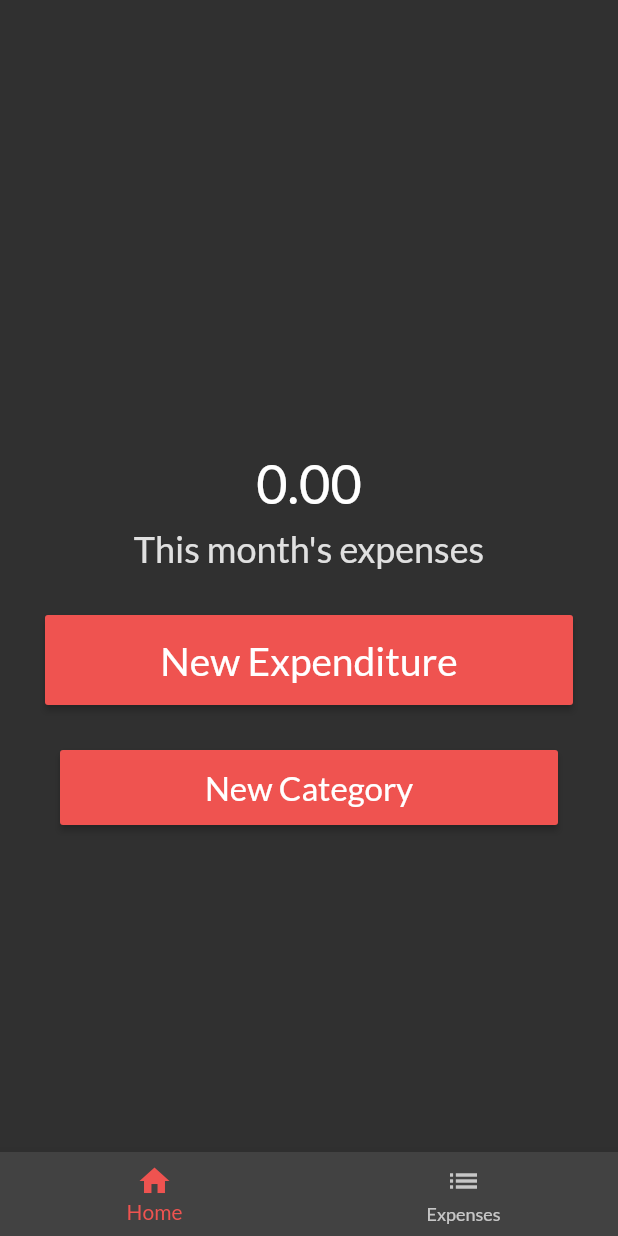
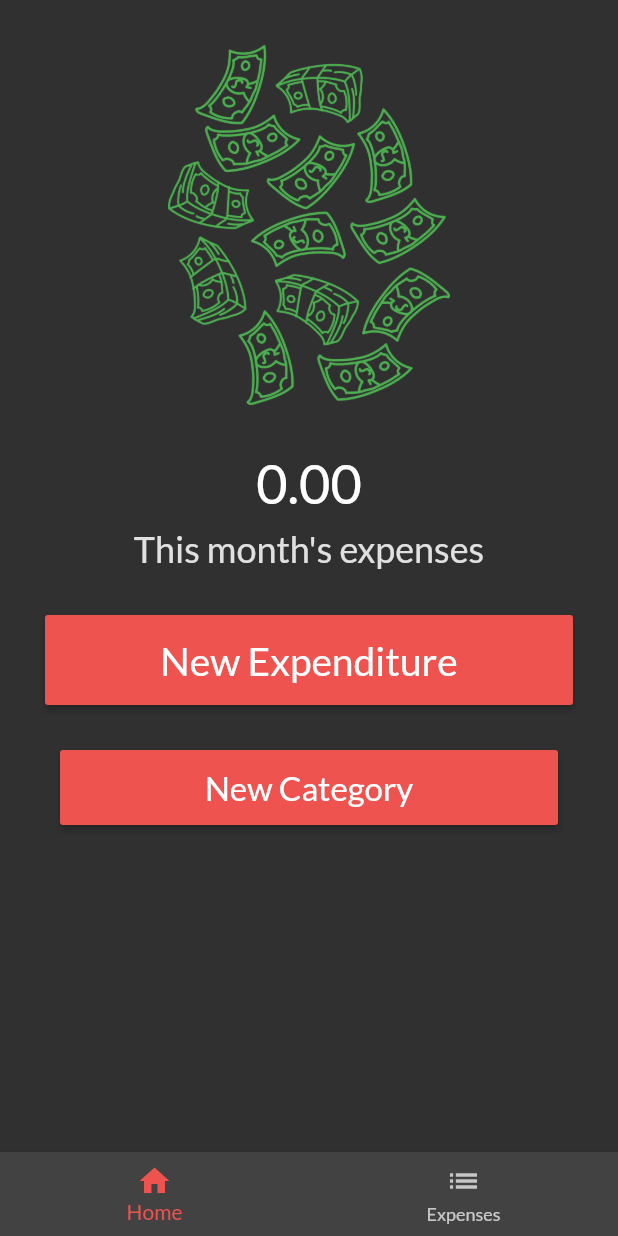
Before and after one commit to FirentisTFW/expenses-app-flutter, a Flutter app: the screen it shows after launch, on a phone screen of 412 x 824 dp. Run offline on Flutter 3.47's test engine with Material 2 defaults, Android fonts, the phone set to English and light mode, and no system bars; our stand-ins replace auto_route, charts_flutter, flutter_datetime_picker, flutter_hooks, flutter_icons, get_it and 5 more; missing offline and left inert: sqflite_migration_service; accounts and stored records are empty.

Commit message:
Added picture which is shown when no expenditures are added yet in current month.

```diff
--- a/lib/ui/views/this_month_chart/this_month_chart_view.dart
+++ b/lib/ui/views/this_month_chart/this_month_chart_view.dart
@@ -52,8 +52,12 @@ class _ThisMonthExpensesChart extends ViewModelWidget<ThisMonthChartViewModel> {
             child: ExpensesPieChart.buildFromData(initialData: model.data),
           )
         : Container(
+            padding: const EdgeInsets.all(30),
             height: 300,
-            // TODO: some kind of picture
+            child: Image.asset(
+              'assets/images/no_expenses.png',
+              color: Colors.green,
+            ),
           );
   }
 }
--- a/pubspec.yaml
+++ b/pubspec.yaml
@@ -65,6 +65,7 @@ flutter:
   # To add assets to your application, add an assets section, like this:
   assets:
     - assets/sql/
+    - assets/images/
 
   # An image asset can refer to one or more resolution-specific "variants", see
   # https://flutter.dev/assets-and-images/#resolution-aware.
```
Also changed, not shown: assets/images/no_expenses.png (added).
